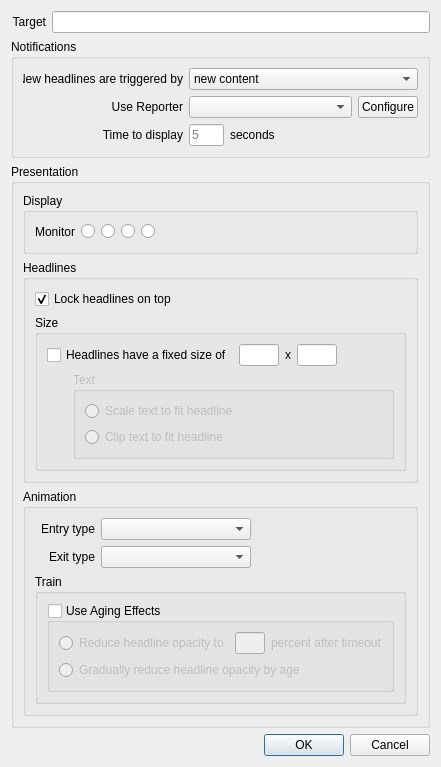
Old version of the form addstorydialog.ui in the repository b0bh00d/Newsroom.
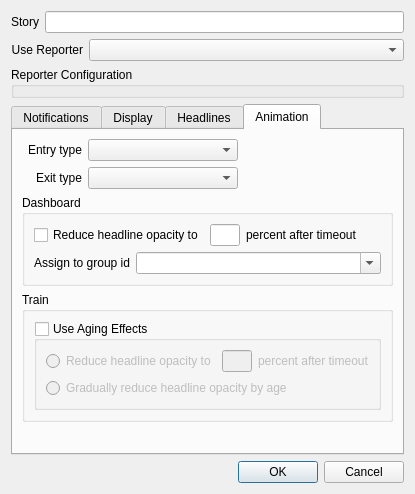
New version of the form. The open tabs and pages were chosen to show the change. Icons and pictures are not drawn.

Commit message:
- Initial implementation of the Dashboard lane types.
- Streamlined the plug-in interfaces into a single interface.

- Added an initial status Headline for TeamCity builders that are idle on their
first update response.

- Added the QVLabel class for displaying vertical labels.

Diff of the .ui file:
```diff
--- a/addstorydialog.ui
+++ b/addstorydialog.ui
@@ -6,20 +6,20 @@
    <rect>
     <x>0</x>
     <y>0</y>
-    <width>402</width>
-    <height>718</height>
+    <width>386</width>
+    <height>448</height>
    </rect>
   </property>
   <property name="windowTitle">
    <string>Dialog</string>
   </property>
-  <layout class="QVBoxLayout" name="verticalLayout_9">
+  <layout class="QVBoxLayout" name="verticalLayout_11">
    <item>
     <layout class="QHBoxLayout" name="horizontalLayout_9">
      <item>
       <widget class="QLabel" name="label_Target">
        <property name="text">
-        <string>Target</string>
+        <string>Story</string>
        </property>
        <property name="alignment">
         <set>Qt::AlignRight|Qt::AlignTrailing|Qt::AlignVCenter</set>
@@ -35,11 +35,57 @@
     </layout>
    </item>
    <item>
-    <widget class="QGroupBox" name="groupBox_4">
+    <layout class="QHBoxLayout" name="horizontalLayout_6">
+     <item>
+      <widget class="QLabel" name="label_9">
+       <property name="sizePolicy">
+        <sizepolicy hsizetype="Maximum" vsizetype="Preferred">
+         <horstretch>0</horstretch>
+         <verstretch>0</verstretch>
+        </sizepolicy>
+       </property>
+       <property name="minimumSize">
+        <size>
+         <width>0</width>
+         <height>0</height>
+        </size>
+       </property>
+       <property name="maximumSize">
+        <size>
+         <width>16777215</width>
+         <height>16777215</height>
+        </size>
+       </property>
+       <property name="text">
+        <string>Use Reporter</string>
+       </property>
+       <property name="alignment">
+        <set>Qt::AlignRight|Qt::AlignTrailing|Qt::AlignVCenter</set>
+       </property>
+      </widget>
+     </item>
+     <item>
+      <widget class="QComboBox" name="combo_AvailableReporters"/>
+     </item>
+    </layout>
+   </item>
+   <item>
+    <widget class="QGroupBox" name="group_ReporterConfig">
      <property name="title">
+      <string>Reporter Configuration</string>
+     </property>
+    </widget>
+   </item>
+   <item>
+    <widget class="QTabWidget" name="tabWidget">
+     <property name="currentIndex">
+      <number>2</number>
+     </property>
+     <widget class="QWidget" name="tab_Notifications">
+      <attribute name="title">
       <string>Notifications</string>
-     </property>
-     <layout class="QVBoxLayout" name="verticalLayout_4">
+      </attribute>
+      <layout class="QVBoxLayout" name="verticalLayout_9">
       <item>
        <layout class="QHBoxLayout" name="horizontalLayout">
         <item>
@@ -80,54 +126,6 @@
         </item>
        </layout>
       </item>
-      <item>
-       <layout class="QHBoxLayout" name="horizontalLayout_6">
-        <item>
-         <widget class="QLabel" name="label_9">
-          <property name="minimumSize">
-           <size>
-            <width>160</width>
-            <height>0</height>
-           </size>
-          </property>
-          <property name="maximumSize">
-           <size>
-            <width>160</width>
-            <height>16777215</height>
-           </size>
-          </property>
-          <property name="text">
-           <string>Use Reporter</string>
-          </property>
-          <property name="alignment">
-           <set>Qt::AlignRight|Qt::AlignTrailing|Qt::AlignVCenter</set>
-          </property>
-         </widget>
-        </item>
-        <item>
-         <widget class="QComboBox" name="combo_AvailableReporters"/>
-        </item>
-        <item>
-         <widget class="QPushButton" name="button_ConfigureReporter">
-          <property name="minimumSize">
-           <size>
-            <width>60</width>
-            <height>0</height>
-           </size>
-          </property>
-          <property name="maximumSize">
-           <size>
-            <width>60</width>
-            <height>16777215</height>
-           </size>
-          </property>
-          <property name="text">
-           <string>Configure</string>
-          </property>
-         </widget>
-        </item>
-       </layout>
-      </item>
       <item>
        <layout class="QHBoxLayout" name="horizontalLayout_5">
         <item>
@@ -205,22 +203,11 @@
       </item>
      </layout>
     </widget>
-   </item>
-   <item>
-    <widget class="QGroupBox" name="groupBox_5">
-     <property name="title">
-      <string>Presentation</string>
-     </property>
-     <layout class="QVBoxLayout" name="verticalLayout_8">
-      <item>
-       <widget class="QGroupBox" name="groupBox_3">
-        <property name="title">
+     <widget class="QWidget" name="tab_Display">
+      <attribute name="title">
          <string>Display</string>
-        </property>
-        <property name="flat">
-         <bool>true</bool>
-        </property>
-        <layout class="QVBoxLayout" name="verticalLayout_5">
+      </attribute>
+      <layout class="QVBoxLayout" name="verticalLayout_12">
          <item>
           <layout class="QHBoxLayout" name="horizontalLayout_2">
            <item>
@@ -316,18 +303,26 @@
            </item>
           </layout>
          </item>
-        </layout>
-       </widget>
-      </item>
-      <item>
-       <widget class="QGroupBox" name="groupBox_6">
-        <property name="title">
+       <item>
+        <spacer name="verticalSpacer_3">
+         <property name="orientation">
+          <enum>Qt::Vertical</enum>
+         </property>
+         <property name="sizeHint" stdset="0">
+          <size>
+           <width>20</width>
+           <height>40</height>
+          </size>
+         </property>
+        </spacer>
+       </item>
+      </layout>
+     </widget>
+     <widget class="QWidget" name="tab_Headlines">
+      <attribute name="title">
          <string>Headlines</string>
-        </property>
-        <property name="flat">
-         <bool>true</bool>
-        </property>
-        <layout class="QVBoxLayout" name="verticalLayout_10">
+      </attribute>
+      <layout class="QVBoxLayout" name="verticalLayout_8">
          <item>
           <layout class="QHBoxLayout" name="horizontalLayout_7">
            <item>
@@ -370,9 +365,9 @@
             <item>
              <layout class="QHBoxLayout" name="horizontalLayout_3">
               <item>
-               <widget class="QCheckBox" name="check_HeadlinesFixedSize">
+             <widget class="QLabel" name="label_10">
                 <property name="text">
-                 <string>Headlines have a fixed size of</string>
+               <string>Headlines have a size of</string>
                 </property>
                </widget>
               </item>
@@ -430,36 +425,96 @@
               </item>
              </layout>
             </item>
+          <item>
+           <widget class="QGroupBox" name="groupBox">
+            <property name="title">
+             <string>Interpret</string>
+            </property>
+            <property name="flat">
+             <bool>true</bool>
+            </property>
+            <layout class="QVBoxLayout" name="verticalLayout_5">
+             <item>
+              <widget class="QRadioButton" name="radio_InterpretAsPixels">
+               <property name="text">
+                <string>Size is pixels</string>
+               </property>
+               <property name="checked">
+                <bool>true</bool>
+               </property>
+              </widget>
+             </item>
+             <item>
+              <widget class="QRadioButton" name="radio_InterpretAsPercentage">
+               <property name="text">
+                <string>Size is percentage of screen dimensions</string>
+               </property>
+              </widget>
+             </item>
+            </layout>
+           </widget>
+          </item>
             <item>
              <layout class="QHBoxLayout" name="horizontalLayout_8">
               <item>
-               <widget class="QLabel" name="label_10">
-                <property name="minimumSize">
-                 <size>
-                  <width>20</width>
-                  <height>0</height>
-                 </size>
-                </property>
-                <property name="maximumSize">
-                 <size>
-                  <width>20</width>
-                  <height>16777215</height>
-                 </size>
-                </property>
-                <property name="text">
-                 <string/>
-                </property>
-               </widget>
-              </item>
-              <item>
-               <widget class="QGroupBox" name="group_HeadlinesSizeText">
+             <widget class="QGroupBox" name="group_HeadlinesBounds">
                 <property name="enabled">
-                 <bool>false</bool>
+               <bool>true</bool>
                 </property>
                 <property name="title">
-                 <string>Text</string>
+               <string>Visibility</string>
+              </property>
+              <property name="flat">
+               <bool>true</bool>
                 </property>
                 <layout class="QVBoxLayout" name="verticalLayout_2">
+               <item>
+                <layout class="QHBoxLayout" name="horizontalLayout_12">
+                 <item>
+                  <widget class="QCheckBox" name="check_LimitContent">
+                   <property name="text">
+                    <string>Limit headline content to</string>
+                   </property>
+                  </widget>
+                 </item>
+                 <item>
+                  <widget class="QLineEdit" name="edit_LimitContent">
+                   <property name="minimumSize">
+                    <size>
+                     <width>0</width>
+                     <height>0</height>
+                    </size>
+                   </property>
+                   <property name="maximumSize">
+                    <size>
+                     <width>40</width>
+                     <height>16777215</height>
+                    </size>
+                   </property>
+                  </widget>
+                 </item>
+                 <item>
+                  <widget class="QLabel" name="label_12">
+                   <property name="text">
+                    <string>lines</string>
+                   </property>
+                  </widget>
+                 </item>
+                 <item>
+                  <spacer name="horizontalSpacer_9">
+                   <property name="orientation">
+                    <enum>Qt::Horizontal</enum>
+                   </property>
+                   <property name="sizeHint" stdset="0">
+                    <size>
+                     <width>40</width>
+                     <height>20</height>
+                    </size>
+                   </property>
+                  </spacer>
+                 </item>
+                </layout>
+               </item>
                  <item>
                   <widget class="QRadioButton" name="radio_HeadlinesSizeTextScale">
                    <property name="text">
@@ -482,18 +537,26 @@
            </layout>
           </widget>
          </item>
-        </layout>
-       </widget>
-      </item>
-      <item>
-       <widget class="QGroupBox" name="groupBox">
-        <property name="title">
+       <item>
+        <spacer name="verticalSpacer_4">
+         <property name="orientation">
+          <enum>Qt::Vertical</enum>
+         </property>
+         <property name="sizeHint" stdset="0">
+          <size>
+           <width>20</width>
+           <height>88</height>
+          </size>
+         </property>
+        </spacer>
+       </item>
+      </layout>
+     </widget>
+     <widget class="QWidget" name="tab_Animation">
+      <attribute name="title">
          <string>Animation</string>
-        </property>
-        <property name="flat">
-         <bool>true</bool>
-        </property>
-        <layout class="QVBoxLayout" name="verticalLayout_7">
+      </attribute>
+      <layout class="QVBoxLayout" name="verticalLayout_4">
          <item>
           <layout class="QHBoxLayout" name="layout_EntryType">
            <item>
@@ -604,6 +667,98 @@
            </item>
           </layout>
          </item>
+       <item>
+        <widget class="QGroupBox" name="group_Dashboard">
+         <property name="title">
+          <string>Dashboard</string>
+         </property>
+         <property name="flat">
+          <bool>true</bool>
+         </property>
+         <layout class="QVBoxLayout" name="verticalLayout_7">
+          <item>
+           <layout class="QHBoxLayout" name="horizontalLayout_10">
+            <item>
+             <widget class="QCheckBox" name="check_DashboardReduceOpacityFixed">
+              <property name="text">
+               <string>Reduce headline opacity to</string>
+              </property>
+             </widget>
+            </item>
+            <item>
+             <widget class="QLineEdit" name="edit_DashboardReduceOpacity">
+              <property name="minimumSize">
+               <size>
+                <width>30</width>
+                <height>0</height>
+               </size>
+              </property>
+              <property name="maximumSize">
+               <size>
+                <width>30</width>
+                <height>16777215</height>
+               </size>
+              </property>
+             </widget>
+            </item>
+            <item>
+             <widget class="QLabel" name="label_11">
+              <property name="text">
+               <string>percent after timeout</string>
+              </property>
+             </widget>
+            </item>
+            <item>
+             <spacer name="horizontalSpacer_6">
+              <property name="orientation">
+               <enum>Qt::Horizontal</enum>
+              </property>
+              <property name="sizeHint" stdset="0">
+               <size>
+                <width>40</width>
+                <height>20</height>
+               </size>
+              </property>
+             </spacer>
+            </item>
+           </layout>
+          </item>
+          <item>
+           <layout class="QHBoxLayout" name="horizontalLayout_11">
+            <item>
+             <widget class="QLabel" name="label">
+              <property name="sizePolicy">
+               <sizepolicy hsizetype="Maximum" vsizetype="Preferred">
+                <horstretch>0</horstretch>
+                <verstretch>0</verstretch>
+               </sizepolicy>
+              </property>
+              <property name="maximumSize">
+               <size>
+                <width>16777215</width>
+                <height>16777215</height>
+               </size>
+              </property>
+              <property name="text">
+               <string>Assign to group id</string>
+              </property>
+              <property name="alignment">
+               <set>Qt::AlignRight|Qt::AlignTrailing|Qt::AlignVCenter</set>
+              </property>
+             </widget>
+            </item>
+            <item>
+             <widget class="QComboBox" name="combo_DashboardGroupId">
+              <property name="editable">
+               <bool>true</bool>
+              </property>
+             </widget>
+            </item>
+           </layout>
+          </item>
+         </layout>
+        </widget>
+       </item>
          <item>
           <widget class="QGroupBox" name="group_Train">
            <property name="title">
@@ -688,10 +843,21 @@
            </layout>
           </widget>
          </item>
-        </layout>
-       </widget>
-      </item>
-     </layout>
+       <item>
+        <spacer name="verticalSpacer_5">
+         <property name="orientation">
+          <enum>Qt::Vertical</enum>
+         </property>
+         <property name="sizeHint" stdset="0">
+          <size>
+           <width>20</width>
+           <height>0</height>
+          </size>
+         </property>
+        </spacer>
+       </item>
+      </layout>
+     </widget>
     </widget>
    </item>
    <item>
```
Left out of the diff: 2 changed lines with no effect on the pictures. Lines whose indentation alone changed are shown as unchanged. The commit also changes 27 other files.
